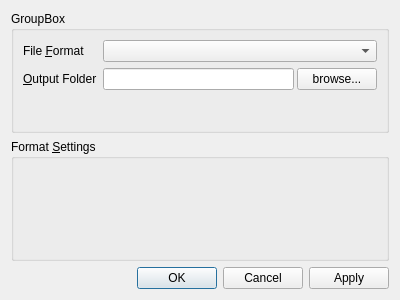
kateyy/geohazardvis, file gui/widgets/CanvasExporterWidget.ui: the form before one commit.
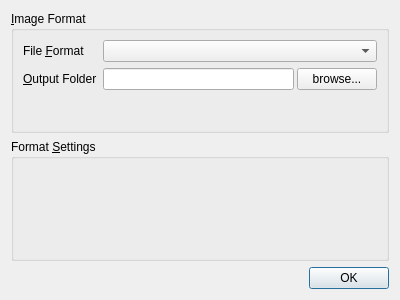
The form after the commit.

Commit message: refine image export

Diff of the .ui file:
```diff
--- a/gui/widgets/CanvasExporterWidget.ui
+++ b/gui/widgets/CanvasExporterWidget.ui
@@ -17,7 +17,7 @@
    <item row="2" column="0">
     <widget class="QDialogButtonBox" name="buttonBox">
      <property name="standardButtons">
-      <set>QDialogButtonBox::Apply|QDialogButtonBox::Cancel|QDialogButtonBox::Ok</set>
+      <set>QDialogButtonBox::Ok</set>
      </property>
      <property name="centerButtons">
       <bool>false</bool>
@@ -35,7 +35,7 @@
    <item row="0" column="0">
     <widget class="QGroupBox" name="groupBox_2">
      <property name="title">
-      <string>GroupBox</string>
+      <string>&amp;Image Format</string>
      </property>
      <layout class="QFormLayout" name="formLayout">
       <item row="1" column="1">
```
Left out of the diff: 21 changed lines with no effect on the pictures. The commit also changes 9 other files.
